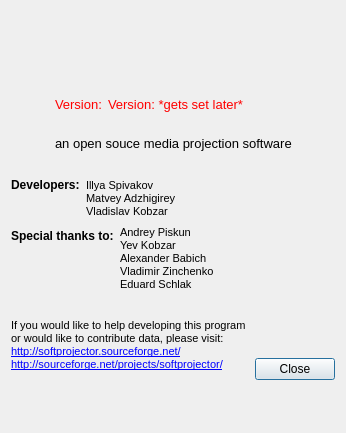
Qt form src/aboutdialog.ui (SoftProjector/src) before a commit.
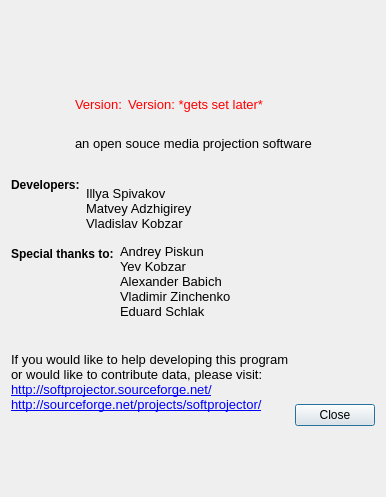
The same form after that commit. Icons and pictures are not drawn.

Commit message: Made the font of the small test bigger (size 10), and removed unnecessary HTML.

```diff
--- a/src/aboutdialog.ui
+++ b/src/aboutdialog.ui
@@ -6,8 +6,8 @@
    <rect>
     <x>0</x>
     <y>0</y>
-    <width>334</width>
-    <height>433</height>
+    <width>374</width>
+    <height>497</height>
    </rect>
   </property>
   <property name="windowTitle">
@@ -221,14 +221,15 @@
      </item>
      <item row="0" column="1" rowspan="2">
       <widget class="QLabel" name="label_5">
+       <property name="font">
+        <font>
+         <pointsize>10</pointsize>
+        </font>
+       </property>
        <property name="text">
-        <string notr="true">&lt;!DOCTYPE HTML PUBLIC &quot;-//W3C//DTD HTML 4.0//EN&quot; &quot;http://www.w3.org/TR/REC-html40/strict.dtd&quot;&gt;
-&lt;html&gt;&lt;head&gt;&lt;meta name=&quot;qrichtext&quot; content=&quot;1&quot; /&gt;&lt;style type=&quot;text/css&quot;&gt;
-p, li { white-space: pre-wrap; }
-&lt;/style&gt;&lt;/head&gt;&lt;body style=&quot; font-family:'MS Shell Dlg 2'; font-size:8.25pt; font-weight:400; font-style:normal;&quot;&gt;
-&lt;p style=&quot; margin-top:0px; margin-bottom:0px; margin-left:0px; margin-right:0px; -qt-block-indent:0; text-indent:0px;&quot;&gt;&lt;span style=&quot; font-size:8pt;&quot;&gt;Illya Spivakov&lt;/span&gt;&lt;/p&gt;
-&lt;p style=&quot; margin-top:0px; margin-bottom:0px; margin-left:0px; margin-right:0px; -qt-block-indent:0; text-indent:0px;&quot;&gt;Matvey Adzhigirey&lt;/p&gt;
-&lt;p style=&quot; margin-top:0px; margin-bottom:0px; margin-left:0px; margin-right:0px; -qt-block-indent:0; text-indent:0px;&quot;&gt;&lt;span style=&quot; font-size:8pt;&quot;&gt;Vladislav Kobzar&lt;/span&gt;&lt;/p&gt;&lt;/body&gt;&lt;/html&gt;</string>
+        <string notr="true">Illya Spivakov
+Matvey Adzhigirey
+Vladislav Kobzar</string>
        </property>
       </widget>
      </item>
@@ -264,16 +265,17 @@
      </item>
      <item row="0" column="1" rowspan="2">
       <widget class="QLabel" name="label_8">
+       <property name="font">
+        <font>
+         <pointsize>10</pointsize>
+        </font>
+       </property>
        <property name="text">
-        <string notr="true">&lt;!DOCTYPE HTML PUBLIC &quot;-//W3C//DTD HTML 4.0//EN&quot; &quot;http://www.w3.org/TR/REC-html40/strict.dtd&quot;&gt;
-&lt;html&gt;&lt;head&gt;&lt;meta name=&quot;qrichtext&quot; content=&quot;1&quot; /&gt;&lt;style type=&quot;text/css&quot;&gt;
-p, li { white-space: pre-wrap; }
-&lt;/style&gt;&lt;/head&gt;&lt;body style=&quot; font-family:'MS Shell Dlg 2'; font-size:8.25pt; font-weight:400; font-style:normal;&quot;&gt;
-&lt;p style=&quot; margin-top:0px; margin-bottom:0px; margin-left:0px; margin-right:0px; -qt-block-indent:0; text-indent:0px;&quot;&gt;&lt;span style=&quot; font-size:8pt;&quot;&gt;Andrey Piskun&lt;/span&gt;&lt;/p&gt;
-&lt;p style=&quot; margin-top:0px; margin-bottom:0px; margin-left:0px; margin-right:0px; -qt-block-indent:0; text-indent:0px;&quot;&gt;&lt;span style=&quot; font-size:8pt;&quot;&gt;Yev Kobzar&lt;/span&gt;&lt;/p&gt;
-&lt;p style=&quot; margin-top:0px; margin-bottom:0px; margin-left:0px; margin-right:0px; -qt-block-indent:0; text-indent:0px;&quot;&gt;&lt;span style=&quot; font-size:8pt;&quot;&gt;Alexander Babich&lt;/span&gt;&lt;/p&gt;
-&lt;p style=&quot; margin-top:0px; margin-bottom:0px; margin-left:0px; margin-right:0px; -qt-block-indent:0; text-indent:0px;&quot;&gt;&lt;span style=&quot; font-size:8pt;&quot;&gt;Vladimir Zinchenko&lt;/span&gt;&lt;/p&gt;
-&lt;p style=&quot; margin-top:0px; margin-bottom:0px; margin-left:0px; margin-right:0px; -qt-block-indent:0; text-indent:0px;&quot;&gt;Eduard Schlak&lt;/p&gt;&lt;/body&gt;&lt;/html&gt;</string>
+        <string notr="true">Andrey Piskun
+Yev Kobzar
+Alexander Babich
+Vladimir Zinchenko
+Eduard Schlak</string>
        </property>
       </widget>
      </item>
@@ -323,15 +325,17 @@
    </item>
    <item row="5" column="0" rowspan="2" colspan="2">
     <widget class="QLabel" name="label_9">
+     <property name="font">
+      <font>
+       <pointsize>10</pointsize>
+      </font>
+     </property>
      <property name="text">
-      <string>&lt;!DOCTYPE HTML PUBLIC &quot;-//W3C//DTD HTML 4.0//EN&quot; &quot;http://www.w3.org/TR/REC-html40/strict.dtd&quot;&gt;
-&lt;html&gt;&lt;head&gt;&lt;meta name=&quot;qrichtext&quot; content=&quot;1&quot; /&gt;&lt;style type=&quot;text/css&quot;&gt;
-p, li { white-space: pre-wrap; }
-&lt;/style&gt;&lt;/head&gt;&lt;body style=&quot; font-family:'MS Shell Dlg 2'; font-size:8.25pt; font-weight:400; font-style:normal;&quot;&gt;
-&lt;p style=&quot; margin-top:0px; margin-bottom:0px; margin-left:0px; margin-right:0px; -qt-block-indent:0; text-indent:0px;&quot;&gt;&lt;span style=&quot; font-size:8pt;&quot;&gt;If you would like to help developing this program &lt;/span&gt;&lt;/p&gt;
-&lt;p style=&quot; margin-top:0px; margin-bottom:0px; margin-left:0px; margin-right:0px; -qt-block-indent:0; text-indent:0px;&quot;&gt;&lt;span style=&quot; font-size:8pt;&quot;&gt;or would like to contribute data, please visit:&lt;/span&gt;&lt;/p&gt;
-&lt;p style=&quot; margin-top:0px; margin-bottom:0px; margin-left:0px; margin-right:0px; -qt-block-indent:0; text-indent:0px;&quot;&gt;&lt;a href=&quot;http://softprojector.sourceforge.net/&quot;&gt;&lt;span style=&quot; font-size:8pt; text-decoration: underline; color:#0000ff;&quot;&gt;http://softprojector.sourceforge.net/&lt;/span&gt;&lt;/a&gt;&lt;/p&gt;
-&lt;p style=&quot; margin-top:0px; margin-bottom:0px; margin-left:0px; margin-right:0px; -qt-block-indent:0; text-indent:0px;&quot;&gt;&lt;a href=&quot;http://sourceforge.net/projects/softprojector/&quot;&gt;&lt;span style=&quot; font-size:8pt; text-decoration: underline; color:#0000ff;&quot;&gt;http://sourceforge.net/projects/softprojector/&lt;/span&gt;&lt;/a&gt;&lt;/p&gt;&lt;/body&gt;&lt;/html&gt;</string>
+      <string>If you would like to help developing this program&lt;br&gt;
+or would like to contribute data, please visit:&lt;br&gt;
+&lt;a href=&quot;http://softprojector.sourceforge.net/&quot;&gt;http://softprojector.sourceforge.net/&lt;/a&gt;
+&lt;br&gt;
+&lt;a href=&quot;http://sourceforge.net/projects/softprojector/&quot;&gt;http://sourceforge.net/projects/softprojector/&lt;/a&gt;</string>
      </property>
     </widget>
    </item>
```
Left out of the diff: 26 changed lines with no effect on the pictures.
